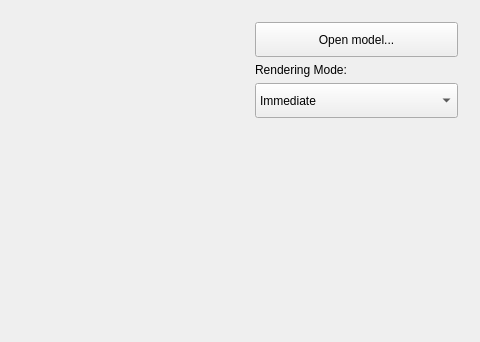
mvm9289/va-qt2011, file PintatEficient/app/Principal.ui: the form before one commit; both pictures show x 320 to 800 and y 0 to 342 of the 800 by 600 pixel window.
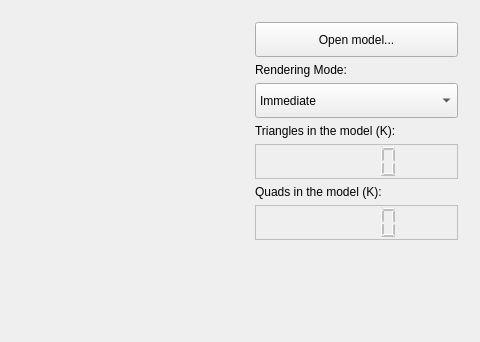
The form after the commit. Custom widgets are drawn as their Qt base class.

Commit message: Number of triangles and quads are displayed in the UI

Patch:
```diff
--- a/PintatEficient/app/Principal.ui
+++ b/PintatEficient/app/Principal.ui
@@ -107,6 +107,72 @@
        </item>
       </widget>
      </item>
+     <item>
+      <widget class="QLabel" name="label_4">
+       <property name="text">
+        <string>Triangles in the model (K):</string>
+       </property>
+      </widget>
+     </item>
+     <item>
+      <widget class="QLCDNumber" name="lcdNumber_3">
+       <property name="enabled">
+        <bool>false</bool>
+       </property>
+       <property name="minimumSize">
+        <size>
+         <width>0</width>
+         <height>35</height>
+        </size>
+       </property>
+       <property name="font">
+        <font>
+         <pointsize>6</pointsize>
+         <weight>75</weight>
+         <bold>true</bold>
+        </font>
+       </property>
+       <property name="frameShadow">
+        <enum>QFrame::Plain</enum>
+       </property>
+       <property name="segmentStyle">
+        <enum>QLCDNumber::Filled</enum>
+       </property>
+      </widget>
+     </item>
+     <item>
+      <widget class="QLabel" name="label_3">
+       <property name="text">
+        <string>Quads in the model (K):</string>
+       </property>
+      </widget>
+     </item>
+     <item>
+      <widget class="QLCDNumber" name="lcdNumber_2">
+       <property name="enabled">
+        <bool>false</bool>
+       </property>
+       <property name="minimumSize">
+        <size>
+         <width>0</width>
+         <height>35</height>
+        </size>
+       </property>
+       <property name="font">
+        <font>
+         <pointsize>6</pointsize>
+         <weight>75</weight>
+         <bold>true</bold>
+        </font>
+       </property>
+       <property name="frameShadow">
+        <enum>QFrame::Plain</enum>
+       </property>
+       <property name="segmentStyle">
+        <enum>QLCDNumber::Filled</enum>
+       </property>
+      </widget>
+     </item>
      <item>
       <spacer>
        <property name="orientation">
```
Left out of the diff: 35 changed lines with no effect on the pictures. The commit also changes 6 other files.
